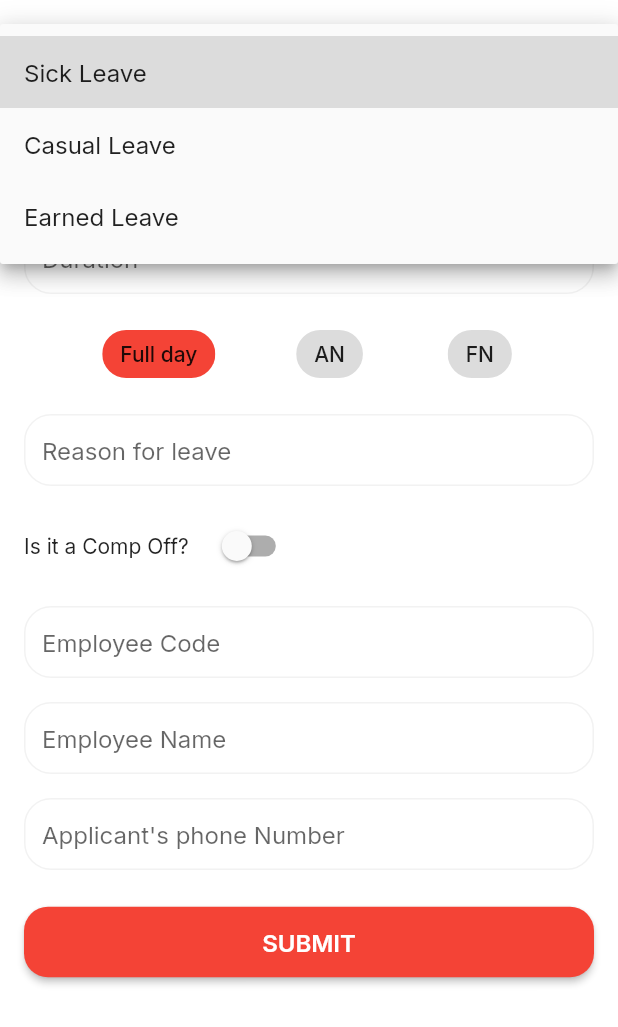
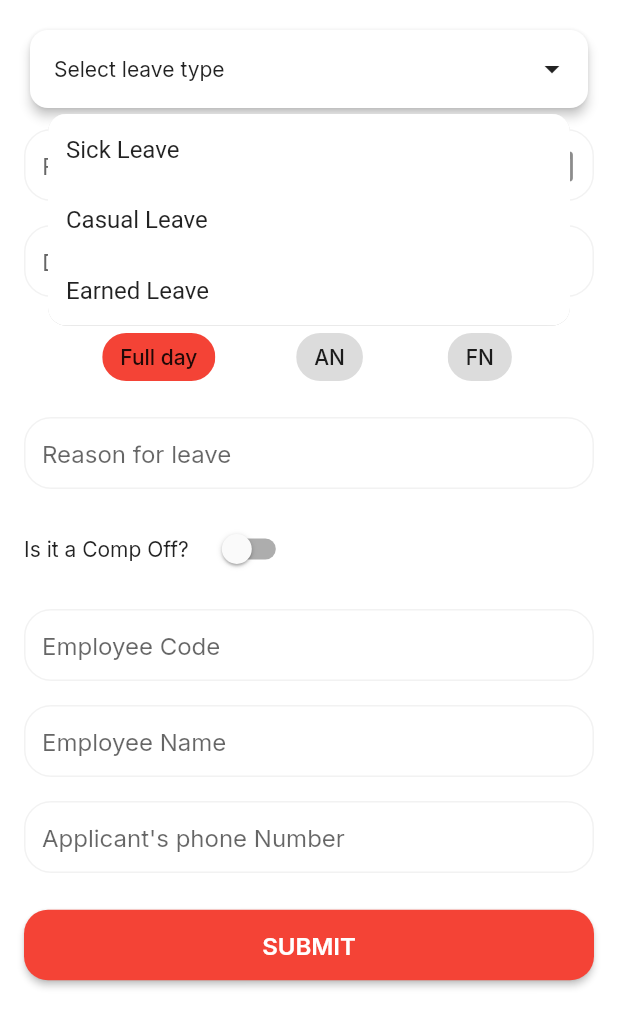
Before and after one commit to ttsnestdev-hash/tts_nest, a Flutter app: the LeavesScreen screen opened directly, after a tap on "Select leave type", on a phone screen of 412 x 824 dp. Shown: the top 1027 px of the screen. Run offline on Flutter 3.47's test engine with Material 3 defaults, Android fonts, the light colour scheme and no system bars; our stand-ins replace get, google_fonts.

Commit message:
issues fixed

```diff
--- a/lib/UI/Attendance/Component/attendance_screen.dart
+++ b/lib/UI/Attendance/Component/attendance_screen.dart
@@ -20,6 +20,7 @@ class AttendanceScreen extends StatelessWidget {
           return Column(
             children: [
               // Month Selector + Calendar
+
               Card(
                 margin: const EdgeInsets.all(12),
                 shape: RoundedRectangleBorder(
@@ -27,6 +28,16 @@ class AttendanceScreen extends StatelessWidget {
                 ),
                 child: Column(
                   children: [
+                    Row(
+                      mainAxisAlignment: MainAxisAlignment.end,
+                      children: [
+                        Icon(
+                          controller.isExpanded.value
+                              ? Icons.expand_less
+                              : Icons.expand_more,
+                        ),
+                      ],
+                    ),
                     // Month Header
                     InkWell(
                       onTap: controller.toggleExpanded,
@@ -49,11 +60,6 @@ class AttendanceScreen extends StatelessWidget {
                             ),
                             Row(
                               children: [
-                                Icon(
-                                  controller.isExpanded.value
-                                      ? Icons.expand_less
-                                      : Icons.expand_more,
-                                ),
                                 IconButton(
                                   onPressed: controller.nextMonth,
                                   icon: const Icon(Icons.arrow_forward_ios,
@@ -243,7 +249,7 @@ class AttendanceCard extends StatelessWidget {
                           text: attendance.punchIn ?? "-",
                           style: const TextStyle(
                             fontWeight: FontWeight.normal,
-                            color: Colors.blue, // you can change the color
+                            color: Colors.green,
                           ),
                         ),
                       ],
--- a/lib/UI/Leaves/Component/leaves_screen.dart
+++ b/lib/UI/Leaves/Component/leaves_screen.dart
@@ -1,6 +1,7 @@
 import 'package:flutter/material.dart';
 import 'package:get/get.dart';
 
+import '../../../Widgets/DropdownWigets/dropdown_widgtes.dart';
 import '../Controller/leave_controller.dart';
 
 class LeavesScreen extends StatelessWidget {
@@ -16,21 +17,20 @@ class LeavesScreen extends StatelessWidget {
         child: Column(
           crossAxisAlignment: CrossAxisAlignment.start,
           children: [
-            // Leave Type Dropdown
-            Obx(() => DropdownButtonFormField<String>(
-                  decoration: _inputDecoration("Select leave type"),
-                  value: controller.selectedLeaveType.value.isEmpty
-                      ? null
-                      : controller.selectedLeaveType.value,
+            // Leave Type Dropdown with CardDropdown
+            Obx(() => CardDropdown<String>(
+              height: 60,
+              hintText: "Select leave type",
               items: controller.leaveTypes
-                      .map((e) => DropdownMenuItem(value: e, child: Text(e)))
+                  .map(
+                      (e) => CustDropdownMenuItem(value: e, child: Text(e)))
                   .toList(),
               onChanged: (val) {
                 controller.selectedLeaveType.value = val ?? "";
               },
             )),
 
-            const SizedBox(height: 16),
+            const SizedBox(height: 10),
 
             // From / To Date
             Row(
@@ -166,10 +166,6 @@ class LeavesScreen extends StatelessWidget {
       filled: true,
       fillColor: Colors.white, // 🔥 White background
       contentPadding: const EdgeInsets.symmetric(horizontal: 12, vertical: 14),
-      border: OutlineInputBorder(
-        borderRadius: BorderRadius.circular(8),
-        borderSide: BorderSide.none, // 🔥 No border line
-      ),
     );
   }
 }
--- /dev/null
+++ b/lib/Widgets/DropdownWigets/dropdown_widgtes.dart
@@ -0,0 +1,342 @@
+import 'package:flutter/material.dart';
+
+class CardDropdown<T> extends StatelessWidget {
+  final List<CustDropdownMenuItem<T>> items;
+  final String hintText;
+  final ValueChanged<T?> onChanged;
+  final T? value; // 👈 supports selected value
+  final double borderRadius;
+  final double elevation;
+  final double maxListHeight;
+  final double borderWidth;
+  final int defaultSelectedIndex;
+  final bool enabled;
+  final double? height;
+
+  const CardDropdown({
+    super.key,
+    required this.items,
+    required this.hintText,
+    required this.onChanged,
+    this.value,
+    this.borderRadius = 12,
+    this.elevation = 3,
+    this.maxListHeight = 200,
+    this.borderWidth = 1,
+    this.defaultSelectedIndex = -1,
+    this.enabled = true,
+    this.height,
+  });
+
+  @override
+  Widget build(BuildContext context) {
+    return SizedBox(
+      height: height,
+      child: Card(
+        elevation: elevation,
+        shape: RoundedRectangleBorder(
+          borderRadius: BorderRadius.circular(borderRadius),
+        ),
+        child: Padding(
+          padding: const EdgeInsets.symmetric(horizontal: 12, vertical: 6),
+          child: CustDropDown<T>(
+            items: items,
+            hintText: hintText,
+            borderRadius: borderRadius,
+            maxListHeight: maxListHeight,
+            borderWidth: borderWidth,
+            defaultSelectedIndex: defaultSelectedIndex,
+            enabled: enabled,
+            onChanged: onChanged,
+          ),
+        ),
+      ),
+    );
+  }
+}
+
+class CustDropDown<T> extends StatefulWidget {
+  final List<CustDropdownMenuItem> items;
+  final Function onChanged;
+  final String hintText;
+  final double borderRadius;
+  final double maxListHeight;
+  final double borderWidth;
+  final int defaultSelectedIndex;
+  final bool enabled;
+
+  const CustDropDown(
+      {required this.items,
+      required this.onChanged,
+      this.hintText = "",
+      this.borderRadius = 0,
+      this.borderWidth = 1,
+      this.maxListHeight = 100,
+      this.defaultSelectedIndex = -1,
+      Key? key,
+      this.enabled = true})
+      : super(key: key);
+
+  @override
+  _CustDropDownState createState() => _CustDropDownState();
+}
+
+class _CustDropDownState extends State<CustDropDown>
+    with WidgetsBindingObserver {
+  bool _isOpen = false, _isAnyItemSelected = false, _isReverse = false;
+  late OverlayEntry _overlayEntry;
+  late RenderBox? _renderBox;
+  Widget? _itemSelected;
+  late Offset dropDownOffset;
+  final LayerLink _layerLink = LayerLink();
+
+  @override
+  void initState() {
+    WidgetsBinding.instance!.addPostFrameCallback((_) {
+      if (mounted) {
+        setState(() {
+          dropDownOffset = getOffset();
+        });
+      }
+      if (widget.defaultSelectedIndex > -1) {
+        if (widget.defaultSelectedIndex < widget.items.length) {
+          if (mounted) {
+            setState(() {
+              _isAnyItemSelected = true;
+              _itemSelected = widget.items[widget.defaultSelectedIndex];
+              widget.onChanged(widget.items[widget.defaultSelectedIndex].value);
+            });
+          }
+        }
+      }
+    });
+    WidgetsBinding.instance!.addObserver(this);
+    super.initState();
+  }
+
+  void _addOverlay() {
+    if (mounted) {
+      setState(() {
+        _isOpen = true;
+      });
+    }
+
+    _overlayEntry = _createOverlayEntry();
+    Overlay.of(context)!.insert(_overlayEntry);
+  }
+
+  void _removeOverlay() {
+    if (mounted) {
+      setState(() {
+        _isOpen = false;
+      });
+      _overlayEntry.remove();
+    }
+  }
+
+  @override
+  dispose() {
+    WidgetsBinding.instance!.removeObserver(this);
+    super.dispose();
+  }
+
+  OverlayEntry _createOverlayEntry() {
+    _renderBox = context.findRenderObject() as RenderBox?;
+
+    var size = _renderBox!.size;
+
+    dropDownOffset = getOffset();
+
+    return OverlayEntry(
+        maintainState: false,
+        builder: (context) => Align(
+              alignment: Alignment.center,
+              child: CompositedTransformFollower(
+                link: _layerLink,
+                showWhenUnlinked: false,
+                offset: dropDownOffset,
+                child: SizedBox(
+                  height: widget.maxListHeight,
+                  width: size.width,
+                  child: Column(
+                    mainAxisSize: MainAxisSize.max,
+                    mainAxisAlignment: _isReverse
+                        ? MainAxisAlignment.end
+                        : MainAxisAlignment.start,
+                    children: <Widget>[
+                      Padding(
+                        padding: const EdgeInsets.only(top: 10),
+                        child: Container(
+                          constraints: BoxConstraints(
+                              maxHeight: widget.maxListHeight,
+                              maxWidth: size.width),
+                          decoration: BoxDecoration(
+                              color: Colors.white,
+                              borderRadius: BorderRadius.circular(12)),
+                          child: ClipRRect(
+                            borderRadius: BorderRadius.all(
+                              Radius.circular(widget.borderRadius),
+                            ),
+                            child: Material(
+                                elevation: 3,
+                                shadowColor: Colors.white,
+                                child: Container(
+                                  decoration: BoxDecoration(
+                                    color: Colors.white,
+                                    borderRadius: BorderRadius.circular(
+                                        widget.borderRadius),
+                                    boxShadow: const [
+                                      BoxShadow(
+                                        color: Colors.black12,
+                                        blurRadius: 6,
+                                        offset: Offset(0, 2),
+                                      ),
+                                    ],
+                                  ),
+                                  child: ListView.builder(
+                                    padding: EdgeInsets.zero,
+                                    shrinkWrap: true,
+                                    itemCount: widget.items.length,
+                                    itemBuilder: (context, index) {
+                                      final item = widget.items[index];
+                                      return InkWell(
+                                        borderRadius: BorderRadius.circular(8),
+                                        onTap: () {
+                                          if (mounted) {
+                                            setState(() {
+                                              _isAnyItemSelected = true;
+                                              _itemSelected = item.child;
+                                              _removeOverlay();
+                                              widget.onChanged(item.value);
+                                            });
+                                          }
+                                        },
+                                        child: Padding(
+                                          padding: const EdgeInsets.symmetric(
+                                              horizontal: 12, vertical: 14),
+                                          child: DefaultTextStyle(
+                                            style: const TextStyle(
+                                              fontSize: 16,
+                                              color: Colors.black87,
+                                            ),
+                                            child: item.child,
+                                          ),
+                                        ),
+                                      );
+                                    },
+                                  ),
+                                )),
+                          ),
+                        ),
+                      ),
+                    ],
+                  ),
+                ),
+              ),
+            ));
+  }
+
+  Offset getOffset() {
+    RenderBox? renderBox = context.findRenderObject() as RenderBox?;
+    double y = renderBox!.localToGlobal(Offset.zero).dy;
+    double spaceAvailable = _getAvailableSpace(y + renderBox.size.height);
+    if (spaceAvailable > widget.maxListHeight) {
+      _isReverse = false;
+      return Offset(0, renderBox.size.height);
+    } else {
+      _isReverse = true;
+      return Offset(
+          0,
+          renderBox.size.height -
+              (widget.maxListHeight + renderBox.size.height));
+    }
+  }
+
+  double _getAvailableSpace(double offsetY) {
+    double safePaddingTop = MediaQuery.of(context).padding.top;
+    double safePaddingBottom = MediaQuery.of(context).padding.bottom;
+
+    double screenHeight =
+        MediaQuery.of(context).size.height - safePaddingBottom - safePaddingTop;
+
+    return screenHeight - offsetY;
+  }
+
+  @override
+  Widget build(BuildContext context) {
+    return CompositedTransformTarget(
+      link: _layerLink,
+      child: GestureDetector(
+        onTap: widget.enabled
+            ? () {
+                _isOpen ? _removeOverlay() : _addOverlay();
+              }
+            : null,
+        child: Container(
+          decoration: _getDecoration(),
+          child: Row(
+            mainAxisAlignment: MainAxisAlignment.spaceBetween,
+            children: <Widget>[
+              Flexible(
+                flex: 3,
+                child: _isAnyItemSelected
+                    ? Padding(
+                        padding: const EdgeInsets.only(left: 4.0),
+                        child: _itemSelected!,
+                      )
+                    : Padding(
+                        padding:
+                            const EdgeInsets.only(left: 4.0), // change it here
+                        child: Text(
+                          widget.hintText,
+                          maxLines: 1,
+                          overflow: TextOverflow.clip,
+                        ),
+                      ),
+              ),
+              const Flexible(
+                flex: 1,
+                child: Icon(
+                  Icons.arrow_drop_down,
+                ),
+              ),
+            ],
+          ),
+        ),
+      ),
+    );
+  }
+
+  Decoration? _getDecoration() {
+    if (_isOpen && !_isReverse) {
+      return BoxDecoration(
+          borderRadius: BorderRadius.only(
+              topLeft: Radius.circular(widget.borderRadius),
+              topRight: Radius.circular(
+                widget.borderRadius,
+              )));
+    } else if (_isOpen && _isReverse) {
+      return BoxDecoration(
+          borderRadius: BorderRadius.only(
+              bottomLeft: Radius.circular(widget.borderRadius),
+              bottomRight: Radius.circular(
+                widget.borderRadius,
+              )));
+    } else if (!_isOpen) {
+      return BoxDecoration(
+          borderRadius: BorderRadius.all(Radius.circular(widget.borderRadius)));
+    }
+  }
+}
+
+class CustDropdownMenuItem<T> extends StatelessWidget {
+  final T value;
+  final Widget child;
+
+  const CustDropdownMenuItem({required this.value, required this.child});
+
+  @override
+  Widget build(BuildContext context) {
+    return child;
+  }
+}
```
Also changed, not shown: lib/Widgets/TextFormFeildWigets/textformfeilds_widgets.dart (added). Lines whose indentation alone changed are shown as unchanged.
